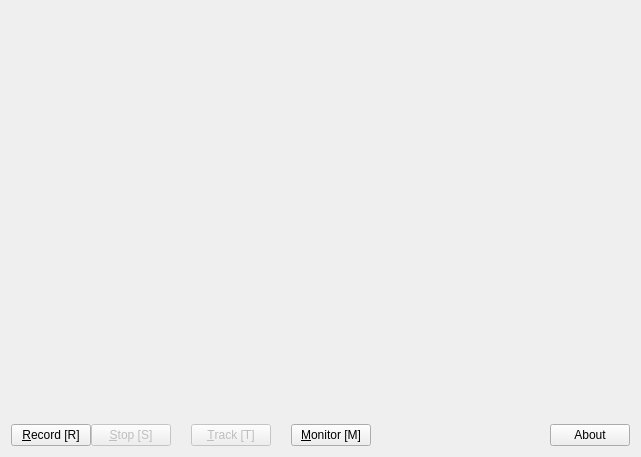
First picture: the form in mainwindow.ui, repository genosse-einhorn/FishyRecorder-lite, before the edit.
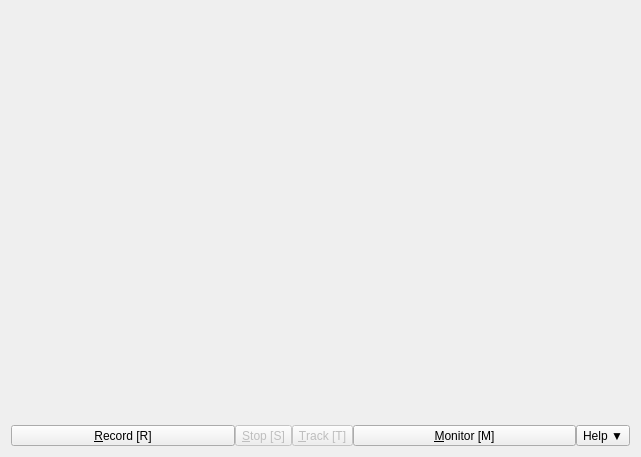
Second picture: the form after the edit. Icons and pictures are not drawn. Custom widgets are drawn as their Qt base class.

Commit message:
UI experiment: Use toolbar for buttons, second try
This time the shortcuts work, so maybe we can actually ship it

What changed in the file:
```diff
--- a/mainwindow.ui
+++ b/mainwindow.ui
@@ -18,6 +18,9 @@
     <normaloff>:/img/img/fishy.svg</normaloff>:/img/img/fishy.svg</iconset>
   </property>
   <widget class="QWidget" name="centralWidget">
+   <property name="autoFillBackground">
+    <bool>true</bool>
+   </property>
    <layout class="QVBoxLayout" name="verticalLayout">
     <item>
      <widget class="Recording::StatusView" name="statusView" native="true">
@@ -65,8 +68,48 @@
       <property name="spacing">
        <number>0</number>
       </property>
-      <item row="0" column="5">
-       <widget class="QPushButton" name="bEnableMonitor">
+      <item row="0" column="2">
+       <widget class="QToolButton" name="bNewTrack">
+        <property name="enabled">
+         <bool>false</bool>
+        </property>
+        <property name="text">
+         <string>&amp;Track [T]</string>
+        </property>
+        <property name="icon">
+         <iconset theme="media-playback-pause" resource="recorder.qrc">
+          <normaloff>:/img/img/media-playback-pause.svg</normaloff>:/img/img/media-playback-pause.svg</iconset>
+        </property>
+        <property name="shortcut">
+         <string>T</string>
+        </property>
+        <property name="toolButtonStyle">
+         <enum>Qt::ToolButtonTextBesideIcon</enum>
+        </property>
+       </widget>
+      </item>
+      <item row="0" column="1">
+       <widget class="QToolButton" name="bStop">
+        <property name="enabled">
+         <bool>false</bool>
+        </property>
+        <property name="text">
+         <string>&amp;Stop [S]</string>
+        </property>
+        <property name="icon">
+         <iconset theme="media-playback-stop" resource="recorder.qrc">
+          <normaloff>:/img/img/media-playback-stop.svg</normaloff>:/img/img/media-playback-stop.svg</iconset>
+        </property>
+        <property name="shortcut">
+         <string>S</string>
+        </property>
+        <property name="toolButtonStyle">
+         <enum>Qt::ToolButtonTextBesideIcon</enum>
+        </property>
+       </widget>
+      </item>
+      <item row="0" column="3">
+       <widget class="QToolButton" name="bEnableMonitor">
         <property name="sizePolicy">
          <sizepolicy hsizetype="Preferred" vsizetype="Fixed">
           <horstretch>0</horstretch>
@@ -86,40 +129,13 @@
         <property name="checkable">
          <bool>true</bool>
         </property>
-       </widget>
-      </item>
-      <item row="0" column="6">
-       <spacer name="horizontalSpacer_2">
-        <property name="orientation">
-         <enum>Qt::Horizontal</enum>
-        </property>
-        <property name="sizeHint" stdset="0">
-         <size>
-          <width>40</width>
-          <height>20</height>
-         </size>
-        </property>
-       </spacer>
-      </item>
-      <item row="0" column="1">
-       <widget class="QPushButton" name="bStop">
-        <property name="enabled">
-         <bool>false</bool>
-        </property>
-        <property name="text">
-         <string>&amp;Stop [S]</string>
-        </property>
-        <property name="icon">
-         <iconset theme="media-playback-stop" resource="recorder.qrc">
-          <normaloff>:/img/img/media-playback-stop.svg</normaloff>:/img/img/media-playback-stop.svg</iconset>
-        </property>
-        <property name="shortcut">
-         <string>S</string>
+        <property name="toolButtonStyle">
+         <enum>Qt::ToolButtonTextBesideIcon</enum>
         </property>
        </widget>
       </item>
       <item row="0" column="0">
-       <widget class="QPushButton" name="bEnableRecord">
+       <widget class="QToolButton" name="bEnableRecord">
         <property name="sizePolicy">
          <sizepolicy hsizetype="Preferred" vsizetype="Fixed">
           <horstretch>0</horstretch>
@@ -136,66 +152,26 @@
         <property name="shortcut">
          <string>R</string>
         </property>
+        <property name="toolButtonStyle">
+         <enum>Qt::ToolButtonTextBesideIcon</enum>
+        </property>
        </widget>
       </item>
       <item row="0" column="4">
-       <spacer name="horizontalSpacer_3">
-        <property name="orientation">
-         <enum>Qt::Horizontal</enum>
-        </property>
-        <property name="sizeType">
-         <enum>QSizePolicy::Fixed</enum>
-        </property>
-        <property name="sizeHint" stdset="0">
-         <size>
-          <width>20</width>
-          <height>20</height>
-         </size>
-        </property>
-       </spacer>
-      </item>
-      <item row="0" column="3">
-       <widget class="QPushButton" name="bNewTrack">
-        <property name="enabled">
-         <bool>false</bool>
-        </property>
+       <widget class="QToolButton" name="bHelp">
         <property name="text">
-         <string>&amp;Track [T]</string>
+         <string>Help ▼</string>
         </property>
         <property name="icon">
-         <iconset theme="media-playback-pause" resource="recorder.qrc">
-          <normaloff>:/img/img/media-playback-pause.svg</normaloff>:/img/img/media-playback-pause.svg</iconset>
-        </property>
-        <property name="shortcut">
-         <string>T</string>
-        </property>
-       </widget>
-      </item>
-      <item row="0" column="2">
-       <spacer name="horizontalSpacer">
-        <property name="orientation">
-         <enum>Qt::Horizontal</enum>
-        </property>
-        <property name="sizeType">
-         <enum>QSizePolicy::Fixed</enum>
-        </property>
-        <property name="sizeHint" stdset="0">
-         <size>
-          <width>20</width>
-          <height>20</height>
-         </size>
-        </property>
-       </spacer>
-      </item>
-      <item row="0" column="7">
-       <widget class="QPushButton" name="bAbout">
-        <property name="text">
-         <string>About</string>
-        </property>
-        <property name="icon">
-         <iconset theme="help-about" resource="recorder.qrc">
+         <iconset theme="help-browser" resource="recorder.qrc">
           <normaloff>:/img/img/help-browser.svg</normaloff>:/img/img/help-browser.svg</iconset>
         </property>
+        <property name="popupMode">
+         <enum>QToolButton::InstantPopup</enum>
+        </property>
+        <property name="toolButtonStyle">
+         <enum>Qt::ToolButtonTextBesideIcon</enum>
+        </property>
        </widget>
       </item>
      </layout>
```
Left out of the diff: 11 changed lines with no effect on the pictures. The commit also changes 1 other file.
